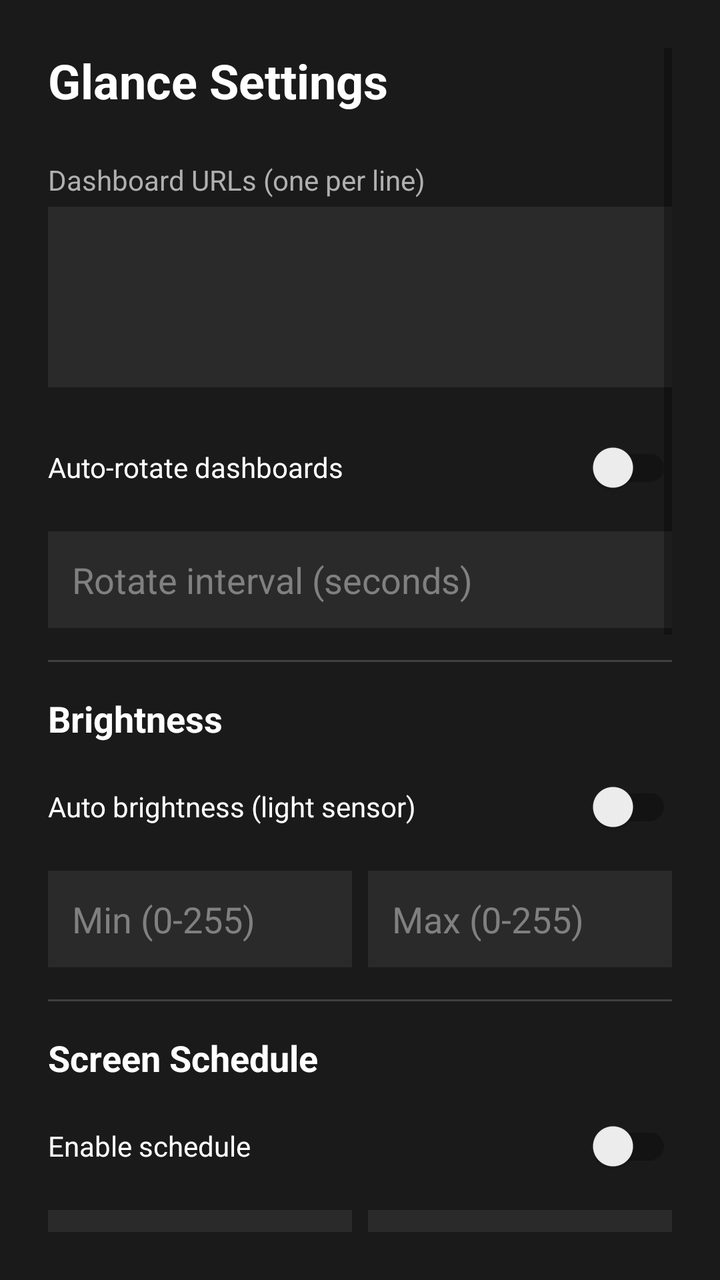
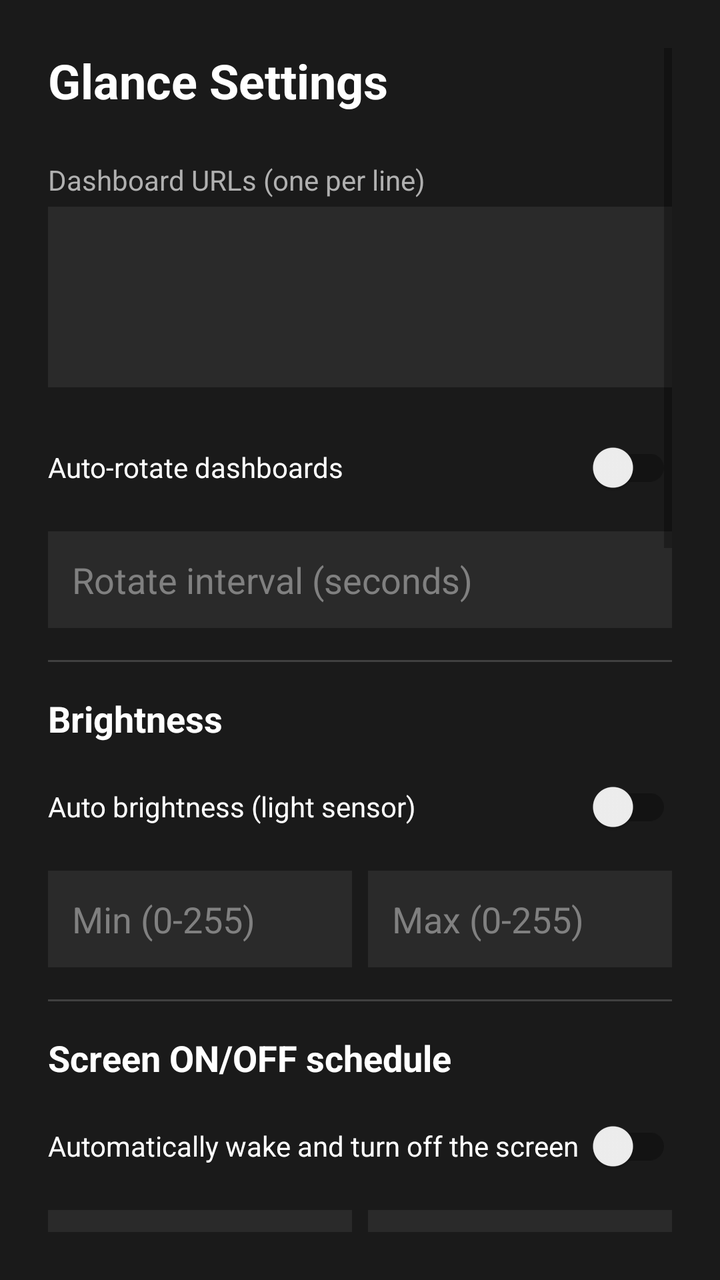

An Android layout rendered at two revisions. The XML below is the earlier revision; the diff shows what the commit changed to produce the second picture.
<!-- AndroidManifest.xml: activity theme Theme.Glance -->
<!-- res/layout/activity_settings.xml -->
<?xml version="1.0" encoding="utf-8"?>
<ScrollView xmlns:android="http://schemas.android.com/apk/res/android"
    android:layout_width="match_parent"
    android:layout_height="match_parent"
    android:padding="24dp"
    android:background="#FF1A1A1A">

    <LinearLayout
        android:layout_width="match_parent"
        android:layout_height="wrap_content"
        android:orientation="vertical">

        
        <TextView
            android:layout_width="wrap_content"
            android:layout_height="wrap_content"
            android:text="Glance Settings"
            android:textSize="24sp"
            android:textColor="#FFFFFFFF"
            android:textStyle="bold"
            android:layout_marginBottom="24dp" />

        
        <TextView
            android:layout_width="wrap_content"
            android:layout_height="wrap_content"
            android:text="Dashboard URLs (one per line)"
            android:textColor="#FFB0B0B0"
            android:textSize="14sp"
            android:layout_marginBottom="4dp" />

        <EditText
            android:id="@+id/editDashboardUrls"
            android:layout_width="match_parent"
            android:layout_height="wrap_content"
            android:minLines="3"
            android:gravity="top"
            android:inputType="textMultiLine|textUri"
            android:background="#FF2A2A2A"
            android:textColor="#FFFFFFFF"
            android:padding="12dp"
            android:layout_marginBottom="16dp" />

        
        <LinearLayout
            android:layout_width="match_parent"
            android:layout_height="wrap_content"
            android:orientation="horizontal"
            android:layout_marginBottom="8dp">

            <androidx.appcompat.widget.SwitchCompat
                android:id="@+id/switchAutoRotate"
                android:layout_width="0dp"
                android:layout_height="wrap_content"
                android:layout_weight="1"
                android:text="Auto-rotate dashboards"
                android:textColor="#FFFFFFFF" />
        </LinearLayout>

        <EditText
            android:id="@+id/editAutoRotateInterval"
            android:layout_width="match_parent"
            android:layout_height="wrap_content"
            android:hint="Rotate interval (seconds)"
            android:inputType="number"
            android:background="#FF2A2A2A"
            android:textColor="#FFFFFFFF"
            android:textColorHint="#FF808080"
            android:padding="12dp"
            android:layout_marginBottom="16dp" />

        
        <View
            android:layout_width="match_parent"
            android:layout_height="1dp"
            android:background="#FF404040"
            android:layout_marginBottom="16dp" />

        
        <TextView
            android:layout_width="wrap_content"
            android:layout_height="wrap_content"
            android:text="Brightness"
            android:textColor="#FFFFFFFF"
            android:textSize="18sp"
            android:textStyle="bold"
            android:layout_marginBottom="8dp" />

        <androidx.appcompat.widget.SwitchCompat
            android:id="@+id/switchAutoBrightness"
            android:layout_width="match_parent"
            android:layout_height="wrap_content"
            android:text="Auto brightness (light sensor)"
            android:textColor="#FFFFFFFF"
            android:layout_marginBottom="8dp" />

        <LinearLayout
            android:layout_width="match_parent"
            android:layout_height="wrap_content"
            android:orientation="horizontal"
            android:layout_marginBottom="16dp">

            <EditText
                android:id="@+id/editMinBrightness"
                android:layout_width="0dp"
                android:layout_height="wrap_content"
                android:layout_weight="1"
                android:hint="Min (0-255)"
                android:inputType="number"
                android:background="#FF2A2A2A"
                android:textColor="#FFFFFFFF"
                android:textColorHint="#FF808080"
                android:padding="12dp"
                android:layout_marginEnd="8dp" />

            <EditText
                android:id="@+id/editMaxBrightness"
                android:layout_width="0dp"
                android:layout_height="wrap_content"
                android:layout_weight="1"
                android:hint="Max (0-255)"
                android:inputType="number"
                android:background="#FF2A2A2A"
                android:textColor="#FFFFFFFF"
                android:textColorHint="#FF808080"
                android:padding="12dp" />
        </LinearLayout>

        
        <View
            android:layout_width="match_parent"
            android:layout_height="1dp"
            android:background="#FF404040"
            android:layout_marginBottom="16dp" />

        
        <TextView
            android:layout_width="wrap_content"
            android:layout_height="wrap_content"
            android:text="Screen Schedule"
            android:textColor="#FFFFFFFF"
            android:textSize="18sp"
            android:textStyle="bold"
            android:layout_marginBottom="8dp" />

        <androidx.appcompat.widget.SwitchCompat
            android:id="@+id/switchSchedule"
            android:layout_width="match_parent"
            android:layout_height="wrap_content"
            android:text="Enable schedule"
            android:textColor="#FFFFFFFF"
            android:layout_marginBottom="8dp" />

        <LinearLayout
            android:layout_width="match_parent"
            android:layout_height="wrap_content"
            android:orientation="horizontal"
            android:layout_marginBottom="16dp">

            <EditText
                android:id="@+id/editScreenOnTime"
                android:layout_width="0dp"
                android:layout_height="wrap_content"
                android:layout_weight="1"
                android:hint="ON time (HH:mm)"
                android:inputType="time"
                android:background="#FF2A2A2A"
                android:textColor="#FFFFFFFF"
                android:textColorHint="#FF808080"
                android:padding="12dp"
                android:layout_marginEnd="8dp" />

            <EditText
                android:id="@+id/editScreenOffTime"
                android:layout_width="0dp"
                android:layout_height="wrap_content"
                android:layout_weight="1"
                android:hint="OFF time (HH:mm)"
                android:inputType="time"
                android:background="#FF2A2A2A"
                android:textColor="#FFFFFFFF"
                android:textColorHint="#FF808080"
                android:padding="12dp" />
        </LinearLayout>

        
        <View
            android:layout_width="match_parent"
            android:layout_height="1dp"
            android:background="#FF404040"
            android:layout_marginBottom="16dp" />

        
        <TextView
            android:layout_width="wrap_content"
            android:layout_height="wrap_content"
            android:text="Home Assistant"
            android:textColor="#FFFFFFFF"
            android:textSize="18sp"
            android:textStyle="bold"
            android:layout_marginBottom="8dp" />

        <androidx.appcompat.widget.SwitchCompat
            android:id="@+id/switchHaEnabled"
            android:layout_width="match_parent"
            android:layout_height="wrap_content"
            android:text="Enable HA integration"
            android:textColor="#FFFFFFFF"
            android:layout_marginBottom="8dp" />

        <EditText
            android:id="@+id/editHaUrl"
            android:layout_width="match_parent"
            android:layout_height="wrap_content"
            android:hint="HA URL (e.g. http://192.168.1.10:8123)"
            android:inputType="textUri"
            android:background="#FF2A2A2A"
            android:textColor="#FFFFFFFF"
            android:textColorHint="#FF808080"
            android:padding="12dp"
            android:layout_marginBottom="8dp" />

        <EditText
            android:id="@+id/editHaToken"
            android:layout_width="match_parent"
            android:layout_height="wrap_content"
            android:hint="Long-Lived Access Token"
            android:inputType="textPassword"
            android:background="#FF2A2A2A"
            android:textColor="#FFFFFFFF"
            android:textColorHint="#FF808080"
            android:padding="12dp"
            android:layout_marginBottom="8dp" />

        <EditText
            android:id="@+id/editHaEntityScreen"
            android:layout_width="match_parent"
            android:layout_height="wrap_content"
            android:hint="Screen entity (e.g. input_boolean.tablet_screen)"
            android:inputType="text"
            android:background="#FF2A2A2A"
            android:textColor="#FFFFFFFF"
            android:textColorHint="#FF808080"
            android:padding="12dp"
            android:layout_marginBottom="8dp" />

        <EditText
            android:id="@+id/editHaEntityBrightness"
            android:layout_width="match_parent"
            android:layout_height="wrap_content"
            android:hint="Brightness entity (e.g. input_number.tablet_brightness)"
            android:inputType="text"
            android:background="#FF2A2A2A"
            android:textColor="#FFFFFFFF"
            android:textColorHint="#FF808080"
            android:padding="12dp"
            android:layout_marginBottom="16dp" />

        
        <View
            android:layout_width="match_parent"
            android:layout_height="1dp"
            android:background="#FF404040"
            android:layout_marginBottom="16dp" />

        
        <EditText
            android:id="@+id/editPin"
            android:layout_width="match_parent"
            android:layout_height="wrap_content"
            android:hint="Settings PIN"
            android:inputType="numberPassword"
            android:background="#FF2A2A2A"
            android:textColor="#FFFFFFFF"
            android:textColorHint="#FF808080"
            android:padding="12dp"
            android:layout_marginBottom="16dp" />

        
        <View
            android:layout_width="match_parent"
            android:layout_height="1dp"
            android:background="#FF404040"
            android:layout_marginBottom="16dp" />

        
        <TextView
            android:layout_width="wrap_content"
            android:layout_height="wrap_content"
            android:text="Debug Info"
            android:textColor="#FFFFFFFF"
            android:textSize="18sp"
            android:textStyle="bold"
            android:layout_marginBottom="8dp" />

        <TextView
            android:id="@+id/textDebugInfo"
            android:layout_width="match_parent"
            android:layout_height="wrap_content"
            android:textColor="#FFB0B0B0"
            android:textSize="12sp"
            android:fontFamily="monospace"
            android:layout_marginBottom="24dp" />

        
        <LinearLayout
            android:layout_width="match_parent"
            android:layout_height="wrap_content"
            android:orientation="horizontal">

            <com.google.android.material.button.MaterialButton
                android:id="@+id/btnSave"
                android:layout_width="0dp"
                android:layout_height="wrap_content"
                android:layout_weight="1"
                android:text="Save"
                android:layout_marginEnd="8dp" />

            <com.google.android.material.button.MaterialButton
                android:id="@+id/btnCancel"
                style="@style/Widget.MaterialComponents.Button.OutlinedButton"
                android:layout_width="0dp"
                android:layout_height="wrap_content"
                android:layout_weight="1"
                android:text="Cancel"
                android:textColor="#FFFFFFFF" />
        </LinearLayout>

        
        <com.google.android.material.button.MaterialButton
            android:id="@+id/btnExitKiosk"
            style="@style/Widget.MaterialComponents.Button.TextButton"
            android:layout_width="match_parent"
            android:layout_height="wrap_content"
            android:text="Exit Kiosk Mode"
            android:textColor="#FFFF5252"
            android:layout_marginTop="16dp" />

    </LinearLayout>
</ScrollView>
<!-- resources referenced by this layout -->
<resources>
  <style name="Theme.Glance" parent="Theme.MaterialComponents.DayNight.NoActionBar">
          <item name="colorPrimary">#03A9F4</item>
          <item name="colorPrimaryVariant">#0288D1</item>
          <item name="colorOnPrimary">#FFFFFF</item>
          <item name="colorSecondary">#FF9800</item>
          <item name="android:statusBarColor">#000000</item>
          <item name="android:navigationBarColor">#000000</item>
      </style>
</resources>

<!-- the commit's change to res/layout/activity_settings.xml (unified diff, before → after) -->
@@ -1,5 +1,6 @@
 <?xml version="1.0" encoding="utf-8"?>
 <ScrollView xmlns:android="http://schemas.android.com/apk/res/android"
+    xmlns:app="http://schemas.android.com/apk/res-auto"
     android:layout_width="match_parent"
     android:layout_height="match_parent"
     android:padding="24dp"
@@ -137,7 +138,7 @@
         <TextView
             android:layout_width="wrap_content"
             android:layout_height="wrap_content"
-            android:text="Screen Schedule"
+            android:text="Screen ON/OFF schedule"
             android:textColor="#FFFFFFFF"
             android:textSize="18sp"
             android:textStyle="bold"
@@ -147,7 +148,7 @@
             android:id="@+id/switchSchedule"
             android:layout_width="match_parent"
             android:layout_height="wrap_content"
-            android:text="Enable schedule"
+            android:text="Automatically wake and turn off the screen"
             android:textColor="#FFFFFFFF"
             android:layout_marginBottom="8dp" />
 
@@ -155,14 +156,14 @@
             android:layout_width="match_parent"
             android:layout_height="wrap_content"
             android:orientation="horizontal"
-            android:layout_marginBottom="16dp">
+            android:layout_marginBottom="8dp">
 
             <EditText
                 android:id="@+id/editScreenOnTime"
                 android:layout_width="0dp"
                 android:layout_height="wrap_content"
                 android:layout_weight="1"
-                android:hint="ON time (HH:mm)"
+                android:hint="Wake at (HH:mm)"
                 android:inputType="time"
                 android:background="#FF2A2A2A"
                 android:textColor="#FFFFFFFF"
@@ -175,7 +176,7 @@
                 android:layout_width="0dp"
                 android:layout_height="wrap_content"
                 android:layout_weight="1"
-                android:hint="OFF time (HH:mm)"
+                android:hint="Turn off at (HH:mm)"
                 android:inputType="time"
                 android:background="#FF2A2A2A"
                 android:textColor="#FFFFFFFF"
@@ -183,36 +184,44 @@
                 android:padding="12dp" />
         </LinearLayout>
 
-        
-        <View
-            android:layout_width="match_parent"
-            android:layout_height="1dp"
-            android:background="#FF404040"
-            android:layout_marginBottom="16dp" />
-
-        
-        <TextView
-            android:layout_width="wrap_content"
-            android:layout_height="wrap_content"
-            android:text="Home Assistant"
+        <TextView
+            android:layout_width="match_parent"
+            android:layout_height="wrap_content"
+            android:text="The display is physically off outside the ON–OFF window. Example: wake at 06:00 and turn off at 23:00 keeps it off overnight."
+            android:textColor="#FFB0B0B0"
+            android:textSize="12sp"
+            android:layout_marginBottom="16dp" />
+
+        
+        <View
+            android:layout_width="match_parent"
+            android:layout_height="1dp"
+            android:background="#FF404040"
+            android:layout_marginBottom="16dp" />
+
+        
+        <TextView
+            android:layout_width="wrap_content"
+            android:layout_height="wrap_content"
+            android:text="Home Assistant MQTT"
             android:textColor="#FFFFFFFF"
             android:textSize="18sp"
             android:textStyle="bold"
             android:layout_marginBottom="8dp" />
 
         <androidx.appcompat.widget.SwitchCompat
-            android:id="@+id/switchHaEnabled"
-            android:layout_width="match_parent"
-            android:layout_height="wrap_content"
-            android:text="Enable HA integration"
-            android:textColor="#FFFFFFFF"
-            android:layout_marginBottom="8dp" />
-
-        <EditText
-            android:id="@+id/editHaUrl"
-            android:layout_width="match_parent"
-            android:layout_height="wrap_content"
-            android:hint="HA URL (e.g. http://192.168.1.10:8123)"
+            android:id="@+id/switchMqttEnabled"
+            android:layout_width="match_parent"
+            android:layout_height="wrap_content"
+            android:text="Enable MQTT + automatic HA discovery"
+            android:textColor="#FFFFFFFF"
+            android:layout_marginBottom="8dp" />
+
+        <EditText
+            android:id="@+id/editMqttBrokerHost"
+            android:layout_width="match_parent"
+            android:layout_height="wrap_content"
+            android:hint="MQTT broker host (e.g. 192.168.1.10)"
             android:inputType="textUri"
             android:background="#FF2A2A2A"
             android:textColor="#FFFFFFFF"
@@ -221,39 +230,81 @@
             android:layout_marginBottom="8dp" />
 
         <EditText
-            android:id="@+id/editHaToken"
-            android:layout_width="match_parent"
-            android:layout_height="wrap_content"
-            android:hint="Long-Lived Access Token"
-            android:inputType="textPassword"
-            android:background="#FF2A2A2A"
-            android:textColor="#FFFFFFFF"
-            android:textColorHint="#FF808080"
-            android:padding="12dp"
-            android:layout_marginBottom="8dp" />
-
-        <EditText
-            android:id="@+id/editHaEntityScreen"
-            android:layout_width="match_parent"
-            android:layout_height="wrap_content"
-            android:hint="Screen entity (e.g. input_boolean.tablet_screen)"
-            android:inputType="text"
-            android:background="#FF2A2A2A"
-            android:textColor="#FFFFFFFF"
-            android:textColorHint="#FF808080"
-            android:padding="12dp"
-            android:layout_marginBottom="8dp" />
-
-        <EditText
-            android:id="@+id/editHaEntityBrightness"
-            android:layout_width="match_parent"
-            android:layout_height="wrap_content"
-            android:hint="Brightness entity (e.g. input_number.tablet_brightness)"
-            android:inputType="text"
-            android:background="#FF2A2A2A"
-            android:textColor="#FFFFFFFF"
-            android:textColorHint="#FF808080"
-            android:padding="12dp"
+            android:id="@+id/editMqttBrokerPort"
+            android:layout_width="match_parent"
+            android:layout_height="wrap_content"
+            android:hint="MQTT port (default 1883)"
+            android:inputType="number"
+            android:background="#FF2A2A2A"
+            android:textColor="#FFFFFFFF"
+            android:textColorHint="#FF808080"
+            android:padding="12dp"
+            android:layout_marginBottom="8dp" />
+
+        <EditText
+            android:id="@+id/editMqttUsername"
+            android:layout_width="match_parent"
+            android:layout_height="wrap_content"
+            android:hint="MQTT username"
+            android:inputType="textNoSuggestions"
+            android:background="#FF2A2A2A"
+            android:textColor="#FFFFFFFF"
+            android:textColorHint="#FF808080"
+            android:padding="12dp"
+            android:layout_marginBottom="8dp" />
+
+        <com.google.android.material.textfield.TextInputLayout
+            android:layout_width="match_parent"
+            android:layout_height="wrap_content"
+            android:layout_marginBottom="8dp"
+            app:boxBackgroundColor="#FF2A2A2A"
+            app:boxBackgroundMode="filled"
+            app:endIconMode="password_toggle"
+            app:endIconTint="#FFB0B0B0"
+            app:hintTextColor="#FF808080">
+
+            <com.google.android.material.textfield.TextInputEditText
+                android:id="@+id/editMqttPassword"
+                android:layout_width="match_parent"
+                android:layout_height="wrap_content"
+                android:hint="MQTT password"
+                android:inputType="textPassword"
+                android:importantForAutofill="no"
+                android:textColor="#FFFFFFFF"
+                android:textColorHint="#FF808080" />
+
+        </com.google.android.material.textfield.TextInputLayout>
+
+        <EditText
+            android:id="@+id/editMqttDeviceName"
+            android:layout_width="match_parent"
+            android:layout_height="wrap_content"
+            android:hint="Device name in Home Assistant"
+            android:inputType="textCapWords"
+            android:background="#FF2A2A2A"
+            android:textColor="#FFFFFFFF"
+            android:textColorHint="#FF808080"
+            android:padding="12dp"
+            android:layout_marginBottom="8dp" />
+
+        <EditText
+            android:id="@+id/editMqttDiscoveryPrefix"
+            android:layout_width="match_parent"
+            android:layout_height="wrap_content"
+            android:hint="Discovery prefix (default homeassistant)"
+            android:inputType="textNoSuggestions"
+            android:background="#FF2A2A2A"
+            android:textColor="#FFFFFFFF"
+            android:textColorHint="#FF808080"
+            android:padding="12dp"
+            android:layout_marginBottom="8dp" />
+
+        <TextView
+            android:layout_width="match_parent"
+            android:layout_height="wrap_content"
+            android:text="Publishes a retained MQTT Discovery light with ON/OFF, brightness and availability. No HA token or YAML helpers required."
+            android:textColor="#FFB0B0B0"
+            android:textSize="12sp"
             android:layout_marginBottom="16dp" />
 
         
